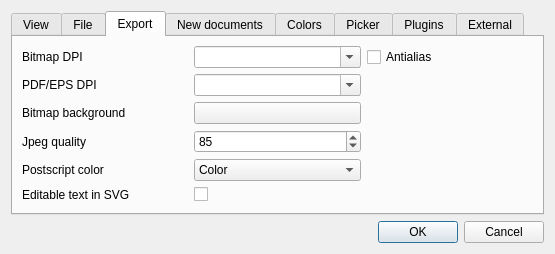
First picture: the form in ui/preferences.ui, repository veusz/veusz, before the edit.
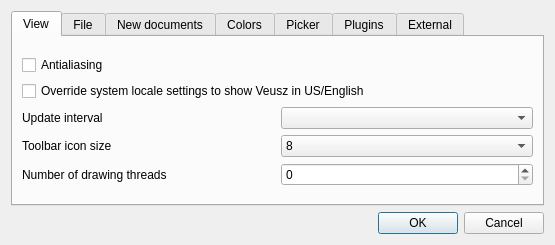
Second picture: the form after the edit. The open tabs and pages were chosen to show the change.

Commit message: Working export dialog implemented

The edit to the form file:
```diff
--- a/ui/preferences.ui
+++ b/ui/preferences.ui
@@ -143,147 +143,6 @@
        </item>
       </layout>
      </widget>
-     <widget class="QWidget" name="Export">
-      <attribute name="title">
-       <string>Export</string>
-      </attribute>
-      <layout class="QGridLayout" name="gridLayout_2">
-       <item row="0" column="0">
-        <widget class="QLabel" name="label">
-         <property name="text">
-          <string>Bitmap DPI</string>
-         </property>
-        </widget>
-       </item>
-       <item row="0" column="1">
-        <widget class="QComboBox" name="exportDPI">
-         <property name="toolTip">
-          <string>Dots Per Inch is used to convert from the physical size
-of the plot to the number of pixels in output bitmaps.
-Increase this to make output bitmaps have more pixels.</string>
-         </property>
-         <property name="editable">
-          <bool>true</bool>
-         </property>
-        </widget>
-       </item>
-       <item row="0" column="2">
-        <widget class="QCheckBox" name="exportAntialias">
-         <property name="toolTip">
-          <string>Appy antialiasing, or smoothing, to output bitmap images.
-This is recommended for most purposes.</string>
-         </property>
-         <property name="text">
-          <string>Antialias</string>
-         </property>
-        </widget>
-       </item>
-       <item row="1" column="0">
-        <widget class="QLabel" name="label_12">
-         <property name="text">
-          <string>PDF/EPS DPI</string>
-         </property>
-        </widget>
-       </item>
-       <item row="1" column="1">
-        <widget class="QComboBox" name="exportDPIPDF">
-         <property name="toolTip">
-          <string>The number of dots per inch used for writing PDF and EPS files.
-As these are vector formats, this does not make much difference
-to the output, but larger values improve the placement of
-characters and also make hatched fills finer.</string>
-         </property>
-         <property name="editable">
-          <bool>true</bool>
-         </property>
-        </widget>
-       </item>
-       <item row="2" column="0">
-        <widget class="QLabel" name="label_9">
-         <property name="text">
-          <string>Bitmap background</string>
-         </property>
-        </widget>
-       </item>
-       <item row="2" column="1">
-        <widget class="QPushButton" name="exportBackgroundButton">
-         <property name="toolTip">
-          <string>Use alpha channel values of 0 for transparency</string>
-         </property>
-         <property name="text">
-          <string/>
-         </property>
-        </widget>
-       </item>
-       <item row="3" column="0">
-        <widget class="QLabel" name="label_3">
-         <property name="text">
-          <string>Jpeg quality</string>
-         </property>
-        </widget>
-       </item>
-       <item row="3" column="1">
-        <widget class="QSpinBox" name="exportQuality">
-         <property name="toolTip">
-          <string>Choose Jpeg quality setting. Lower values give
-poorer quality and are more compressed.</string>
-         </property>
-         <property name="minimum">
-          <number>0</number>
-         </property>
-         <property name="maximum">
-          <number>100</number>
-         </property>
-         <property name="value">
-          <number>85</number>
-         </property>
-        </widget>
-       </item>
-       <item row="4" column="0">
-        <widget class="QLabel" name="label_2">
-         <property name="text">
-          <string>Postscript color</string>
-         </property>
-        </widget>
-       </item>
-       <item row="4" column="1">
-        <widget class="QComboBox" name="exportColor">
-         <property name="toolTip">
-          <string>Output postscript as full color, or convert to greyscale</string>
-         </property>
-         <item>
-          <property name="text">
-           <string>Color</string>
-          </property>
-         </item>
-         <item>
-          <property name="text">
-           <string>Greyscale</string>
-          </property>
-         </item>
-        </widget>
-       </item>
-       <item row="5" column="0">
-        <widget class="QLabel" name="label_13">
-         <property name="text">
-          <string>Editable text in SVG</string>
-         </property>
-        </widget>
-       </item>
-       <item row="5" column="1">
-        <widget class="QCheckBox" name="exportSVGTextAsText">
-         <property name="toolTip">
-          <string>Exports text in SVG files as text, rather than curves. Curves
-mean that the file will display the same on any system, but
-text can be edited easily in other programs.</string>
-         </property>
-         <property name="text">
-          <string/>
-         </property>
-        </widget>
-       </item>
-      </layout>
-     </widget>
      <widget class="QWidget" name="StylesTab">
       <attribute name="title">
        <string>New documents</string>
```
The commit also changes 6 other files.
